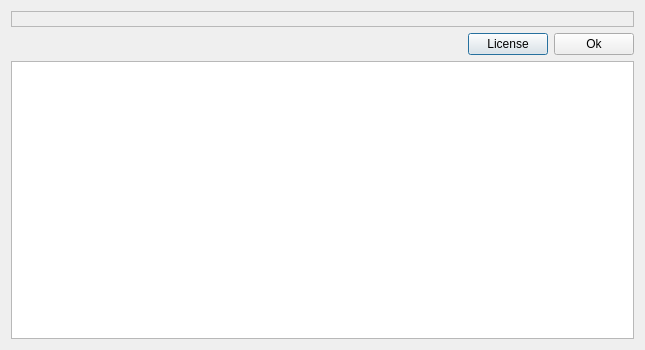
AlanTse1314/FBAlpha-, file trunk/src/burner/qt/aboutdialog.ui: the form before one commit.
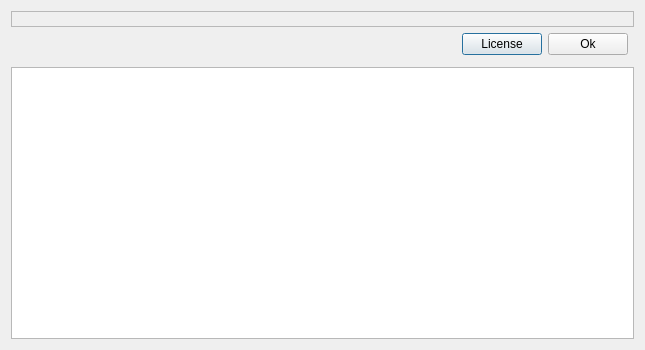
The form after the commit. Icons and pictures are not drawn.

```diff
--- a/trunk/src/burner/qt/aboutdialog.ui
+++ b/trunk/src/burner/qt/aboutdialog.ui
@@ -32,6 +32,12 @@
    </item>
    <item>
     <layout class="QHBoxLayout" name="horizontalLayout">
+     <property name="rightMargin">
+      <number>6</number>
+     </property>
+     <property name="bottomMargin">
+      <number>6</number>
+     </property>
      <item>
       <widget class="QLabel" name="lblVersion">
        <property name="text">
```
